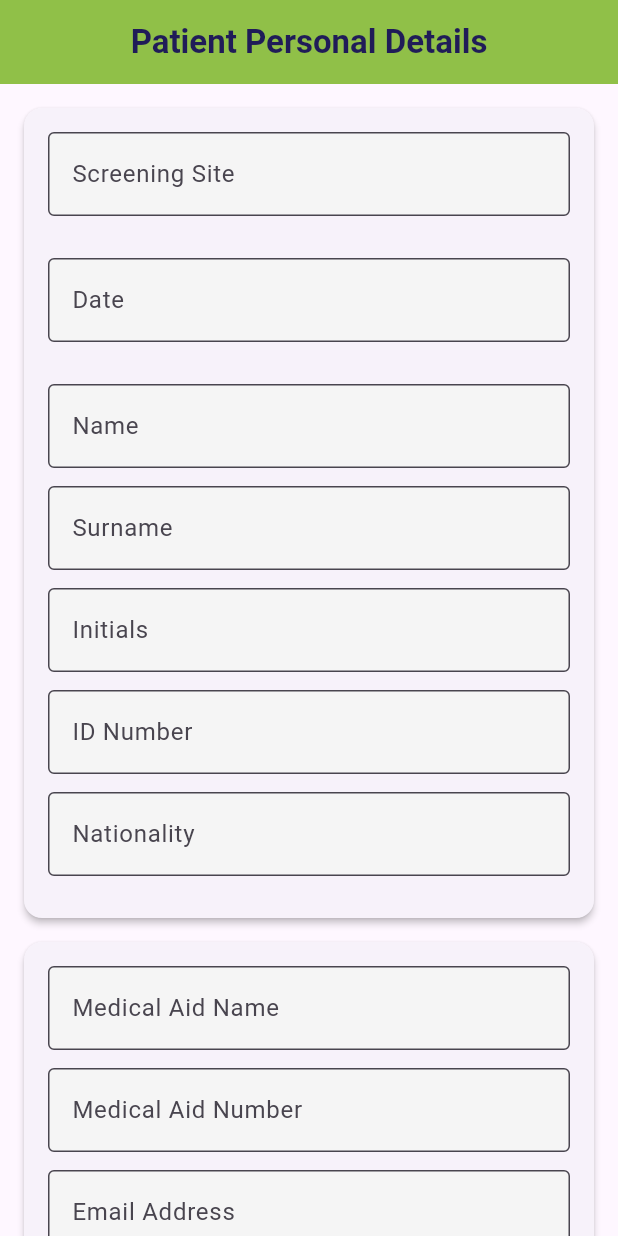
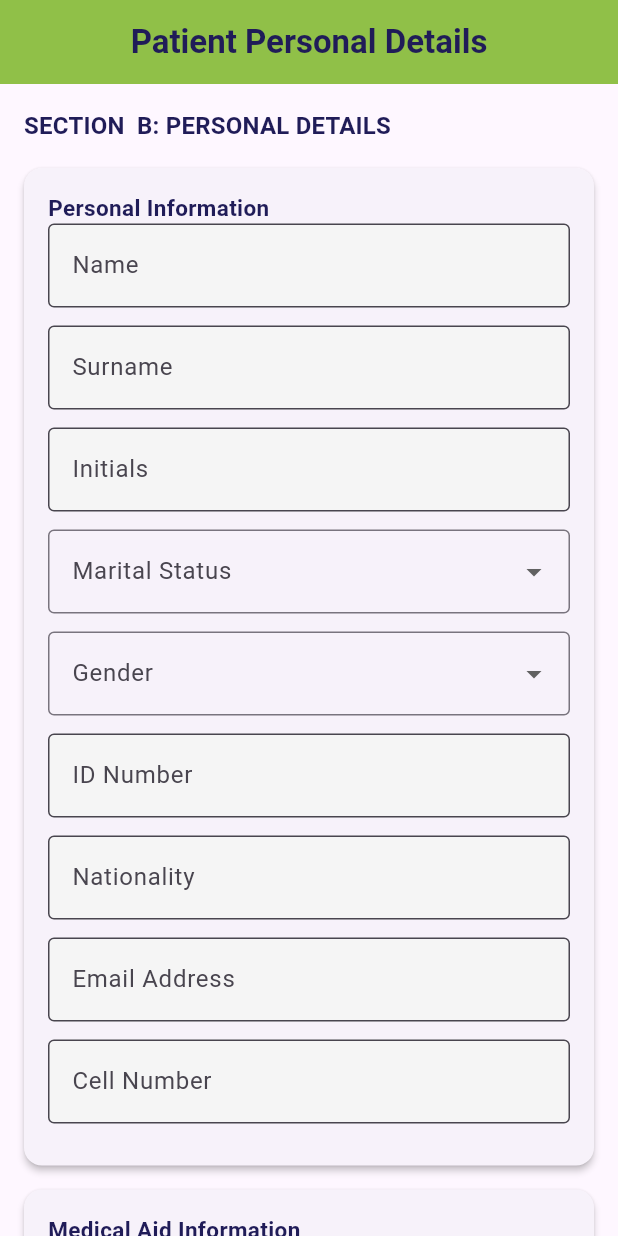
Before and after one commit to munashethedeveloper/kenwell_health_app, a Flutter app: the PersonalDetailsScreen screen opened directly with empty values, on a phone screen of 412 x 824 dp. Run offline on Flutter 3.47's test engine with Material 3 defaults, Android fonts, the phone set to English and light mode, and no system bars; our stand-ins replace cloud_firestore, firebase_auth, flutter_svg, package_info_plus, shared_preferences, signature and 1 more; accounts and stored records are empty.

Commit message:
FIXED TYPOGRAPHY

```diff
--- a/lib/ui/features/patient/widgets/personal_details_screen.dart
+++ b/lib/ui/features/patient/widgets/personal_details_screen.dart
@@ -33,6 +33,17 @@ class PersonalDetailsScreen extends StatelessWidget {
               key: vm.formKey,
               child: Column(
                 children: [
+                  Align(
+                    alignment: Alignment.centerLeft,
+                    child: Text(
+                      'SECTION  B: PERSONAL DETAILS',
+                      style: Theme.of(context).textTheme.titleMedium?.copyWith(
+                            fontWeight: FontWeight.bold,
+                            color: const Color(0xFF201C58),
+                          ),
+                    ),
+                  ),
+                  const SizedBox(height: 16),
                   _buildCard(child: _buildPersonalInfoSection(context, vm)),
                   const SizedBox(height: 16),
                   _buildCard(child: _buildMedicalAidSection(vm)),
@@ -54,30 +65,33 @@ class PersonalDetailsScreen extends StatelessWidget {
       BuildContext context, PersonalDetailsViewModel vm) {
     return Column(
       children: [
-        _buildTextField(vm.screeningSiteController, 'Screening Site',
-            'Enter screening site'),
-        const SizedBox(height: 16),
-        _buildTextField(vm.dateController, 'Date', 'Select date',
-            readOnly: true, onTap: () async {
-          FocusScope.of(context).requestFocus(FocusNode());
-          final pickedDate = await showDatePicker(
-            context: context,
-            initialDate: DateTime.now(),
-            firstDate: DateTime(2000),
-            lastDate: DateTime(2100),
-          );
-          if (pickedDate != null) {
-            vm.dateController.text =
-                '${pickedDate.day}/${pickedDate.month}/${pickedDate.year}';
-          }
-        }),
-        const SizedBox(height: 16),
+        const Align(
+          alignment: Alignment.centerLeft,
+          child: Text(
+            'Personal Information',
+            style: TextStyle(
+              fontSize: 15,
+              fontWeight: FontWeight.bold,
+              color: Color(0xFF201C58),
+            ),
+          ),
+        ),
         _buildTextField(vm.nameController, 'Name', 'Enter name'),
         _buildTextField(vm.surnameController, 'Surname', 'Enter surname'),
         _buildTextField(vm.initialsController, 'Initials', 'Enter initials'),
+        _buildDropdownField(vm, 'Marital Status', vm.maritalStatus,
+            vm.maritalStatusOptions, vm.setMaritalStatus),
+        _buildDropdownField(
+            vm, 'Gender', vm.gender, vm.genderOptions, vm.setGender),
         _buildTextField(vm.idNumberController, 'ID Number', 'Enter ID number'),
         _buildTextField(
             vm.nationalityController, 'Nationality', 'Enter nationality'),
+        _buildTextField(
+            vm.emailController, 'Email Address', 'Enter email address',
+            keyboardType: TextInputType.emailAddress),
+        _buildTextField(
+            vm.cellNumberController, 'Cell Number', 'Enter cell number',
+            keyboardType: TextInputType.phone),
       ],
     );
   }
@@ -85,18 +99,21 @@ class PersonalDetailsScreen extends StatelessWidget {
   Widget _buildMedicalAidSection(PersonalDetailsViewModel vm) {
     return Column(
       children: [
+        const Align(
+          alignment: Alignment.centerLeft,
+          child: Text(
+            'Medical Aid Information',
+            style: TextStyle(
+              fontSize: 15,
+              fontWeight: FontWeight.bold,
+              color: Color(0xFF201C58),
+            ),
+          ),
+        ),
         _buildTextField(vm.medicalAidNameController, 'Medical Aid Name',
             'Enter medical aid name'),
         _buildTextField(vm.medicalAidNumberController, 'Medical Aid Number',
             'Enter medical aid number'),
-        _buildTextField(
-            vm.emailController, 'Email Address', 'Enter email address',
-            keyboardType: TextInputType.emailAddress),
-        _buildTextField(
-            vm.cellNumberController, 'Cell Number', 'Enter cell number',
-            keyboardType: TextInputType.phone),
-        _buildTextField(vm.personalNumberController, 'Personal Number',
-            'Enter personal number'),
       ],
     );
   }
@@ -104,16 +121,23 @@ class PersonalDetailsScreen extends StatelessWidget {
   Widget _buildWorkInfoSection(PersonalDetailsViewModel vm) {
     return Column(
       children: [
+        const Align(
+          alignment: Alignment.centerLeft,
+          child: Text(
+            'Employment Details',
+            style: TextStyle(
+              fontSize: 15,
+              fontWeight: FontWeight.bold,
+              color: Color(0xFF201C58),
+            ),
+          ),
+        ),
         _buildTextField(vm.divisionController, 'Division', 'Enter division'),
         _buildTextField(
             vm.positionController, 'Position / Rank', 'Enter position or rank'),
         _buildTextField(vm.regionController, 'Region / Province',
             'Enter region or province'),
         const SizedBox(height: 16),
-        _buildDropdownField(vm, 'Marital Status', vm.maritalStatus,
-            vm.maritalStatusOptions, vm.setMaritalStatus),
-        _buildDropdownField(
-            vm, 'Gender', vm.gender, vm.genderOptions, vm.setGender),
         _buildDropdownField(vm, 'Employment Status', vm.employmentStatus,
             vm.employmentStatusOptions, vm.setEmploymentStatus),
       ],
```
Also changed, not shown: lib/ui/features/consent_form/widgets/consent_screen.dart (+11 -10 lines), lib/ui/features/help/view_model/help_screen_view_model.dart (+4 -4 lines), lib/ui/features/help/widgets/help_screen.dart (+10 -10 lines), lib/ui/features/hiv_test/widgets/hiv_test_screen.dart (+9 -0 lines), lib/ui/features/hiv_test_nursing_intervention/widgets/hiv_test_nursing_intervention_screen.dart (+9 -1 lines), lib/ui/features/hiv_test_results/widgets/hiv_test_result_screen.dart (+8 -0 lines), lib/ui/features/nurse_interventions/widgets/nurse_intervention_screen.dart (+21 -13 lines), lib/ui/features/risk_assessment/widgets/personal_risk_assessment_screen.dart (+9 -5 lines), lib/ui/features/screening_results/widgets/wellness_screening_results_screen.dart (+9 -0 lines), lib/ui/features/survey/widgets/survey_screen.dart (+15 -10 lines), lib/ui/features/tb_test/widgets/tb_testing_screen.dart (+8 -0 lines), lib/ui/features/tb_test_nursing_intervention/widgets/tb_nursing_intervention_screen.dart (+8 -1 lines).
